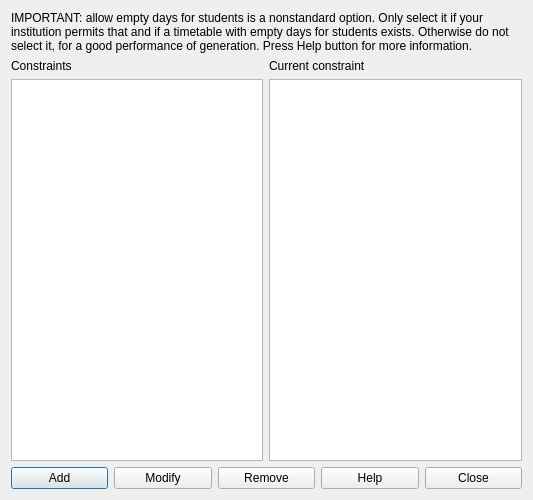
Above: fet/src/interface/constraintstudentsminhoursdailyform_template.ui from vonmecheln/fet before the change. Below: the same form after it.
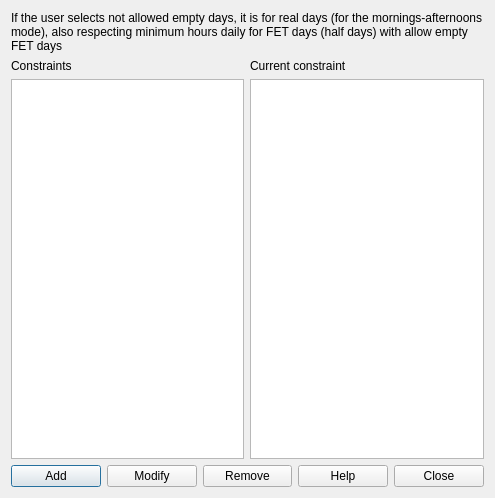
That is the form after the change.

The edit to the form file:
```diff
--- a/fet/src/interface/constraintstudentsminhoursdailyform_template.ui
+++ b/fet/src/interface/constraintstudentsminhoursdailyform_template.ui
@@ -6,8 +6,8 @@
    <rect>
     <x>0</x>
     <y>0</y>
-    <width>533</width>
-    <height>500</height>
+    <width>495</width>
+    <height>498</height>
    </rect>
   </property>
   <property name="windowTitle">
@@ -23,7 +23,7 @@
       </sizepolicy>
      </property>
      <property name="text">
-      <string>IMPORTANT: allow empty days for students is a nonstandard option. Only select it if your institution permits that and if a timetable with empty days for students exists. Otherwise do not select it, for a good performance of generation. Press Help button for more information.</string>
+      <string>If the user selects not allowed empty days, it is for real days (for the mornings-afternoons mode), also respecting minimum hours daily for FET days (half days) with allow empty FET days</string>
      </property>
      <property name="wordWrap">
       <bool>true</bool>
```
